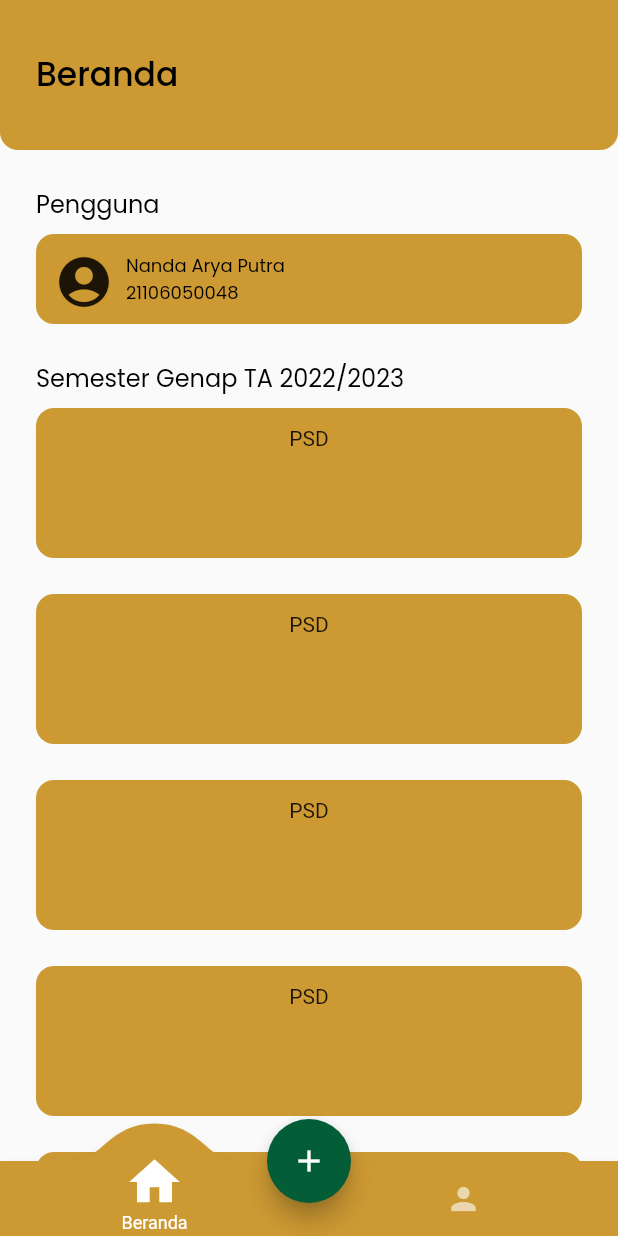
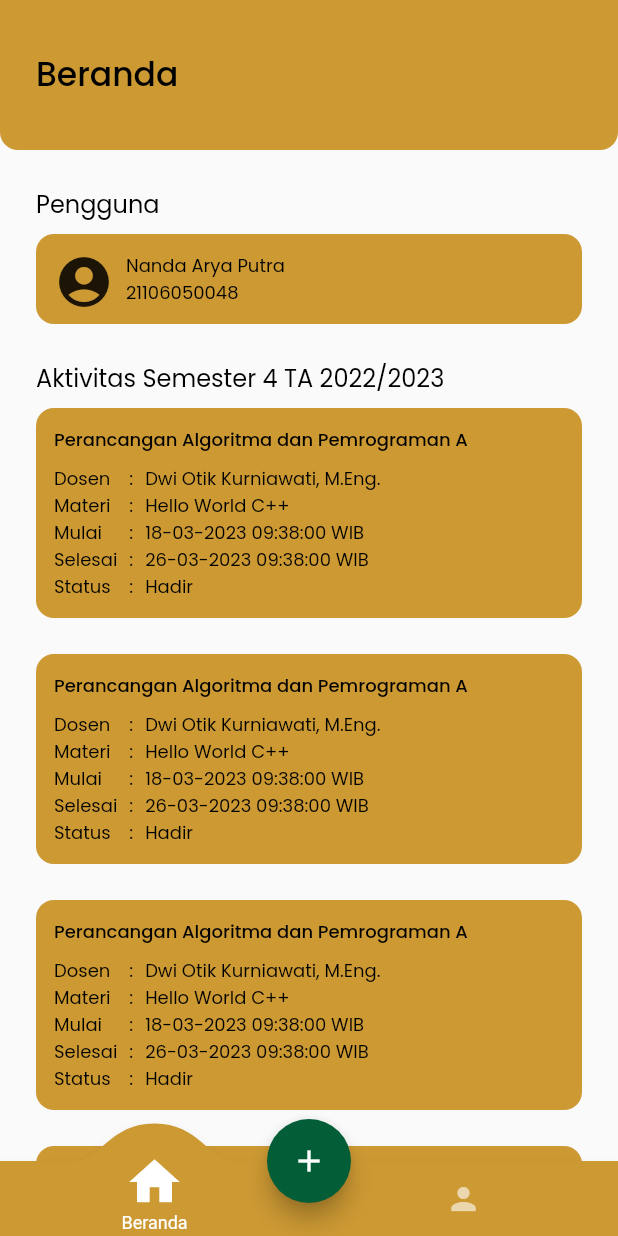
Before and after one commit to nandaarya/simak_uin_suka, a Flutter app: the screen it shows after launch, on a phone screen of 412 x 824 dp. Run offline on Flutter 3.47's test engine with Material 2 defaults, Android fonts, the phone set to English and light mode, and no system bars; drawn by our look-alikes of convex_bottom_bar; our stand-ins replace google_fonts.

Commit message:
add layout item in listview builder

```diff
--- a/lib/theme.dart
+++ b/lib/theme.dart
@@ -26,6 +26,12 @@ TextStyle h3 = GoogleFonts.poppins(
     fontWeight: regular
 );
 
+TextStyle h3b = GoogleFonts.poppins(
+    color: Colors.black,
+    fontSize: 12,
+    fontWeight: medium
+);
+
 FontWeight light = FontWeight.w300;
 FontWeight regular = FontWeight.w400;
 FontWeight medium = FontWeight.w500;
--- a/lib/view/home_page.dart
+++ b/lib/view/home_page.dart
@@ -88,7 +88,7 @@ class _HomePageState extends State<HomePage> {
           crossAxisAlignment: CrossAxisAlignment.start,
           children: [
             Text(
-              'Semester Genap TA 2022/2023',
+              'Aktivitas Semester 4 TA 2022/2023',
               style: h2,
             ),
             const SizedBox(
@@ -98,20 +98,60 @@ class _HomePageState extends State<HomePage> {
               height: heightDevice,
               child: ListView.builder(
                 // controller: ScrollController(),
-                  itemCount: 10,
+                // physics: NeverScrollableScrollPhysics(),
+                  itemCount: 15,
                   itemBuilder: (BuildContext context, int index) {
                     return Container(
                       padding: EdgeInsets.all(defaultPadding),
                       margin: EdgeInsets.only(
                         bottom: defaultMargin
                       ),
-                      height: 100,
+                      height: 140,
                       width: widthDevice,
                       decoration: BoxDecoration(
                           color: primaryColor, borderRadius: BorderRadius.circular(12)),
                       child: Column(
+                        crossAxisAlignment: CrossAxisAlignment.start,
                         children: [
-                          Text('PSD'),
+                          Text('Perancangan Algoritma dan Pemrograman A', style: h3b,),
+                          SizedBox(height: 8,),
+                          Row(
+                            mainAxisAlignment: MainAxisAlignment.start,
+                            children: [
+                              Column(
+                                crossAxisAlignment: CrossAxisAlignment.start,
+                                children: [
+                                  Text('Dosen', style: h3,),
+                                  Text('Materi', style: h3,),
+                                  Text('Mulai', style: h3,),
+                                  Text('Selesai', style: h3,),
+                                  Text('Status', style: h3,)
+                                ],
+                              ),
+                              SizedBox(width: 8,),
+                              Column(
+                                children: [
+                                  Text(':', style: h3,),
+                                  Text(':', style: h3,),
+                                  Text(':', style: h3,),
+                                  Text(':', style: h3,),
+                                  Text(':', style: h3,)
+                                ],
+                              ),
+                              SizedBox(width: 8,),
+                              Column(
+                                crossAxisAlignment: CrossAxisAlignment.start,
+                                children: [
+                                  Text('Dwi Otik Kurniawati, M.Eng.', style: h3,),
+                                  Text('Hello World C++', style: h3,),
+                                  Text('18-03-2023 09:38:00 WIB', style: h3,),
+                                  Text('26-03-2023 09:38:00 WIB', style: h3,),
+                                  Text('Hadir', style: h3,)
+                                ],
+                              ),
+                            ],
+                          ),
+
                         ],
                       ),
                     );
@@ -124,6 +164,7 @@ class _HomePageState extends State<HomePage> {
 
     return Scaffold(
       body: ListView(
+        physics: NeverScrollableScrollPhysics(),
         children: [header(), const SizedBox(height: 24), user(), const SizedBox(height: 24), jadwal()],
       ),
     );
```
